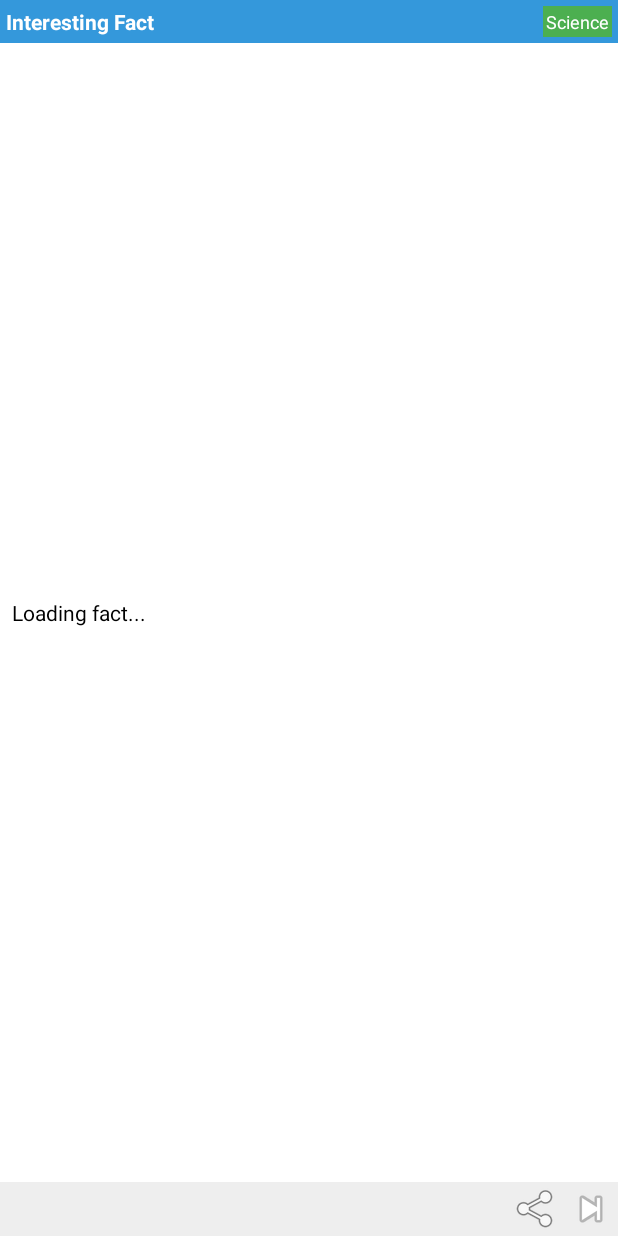
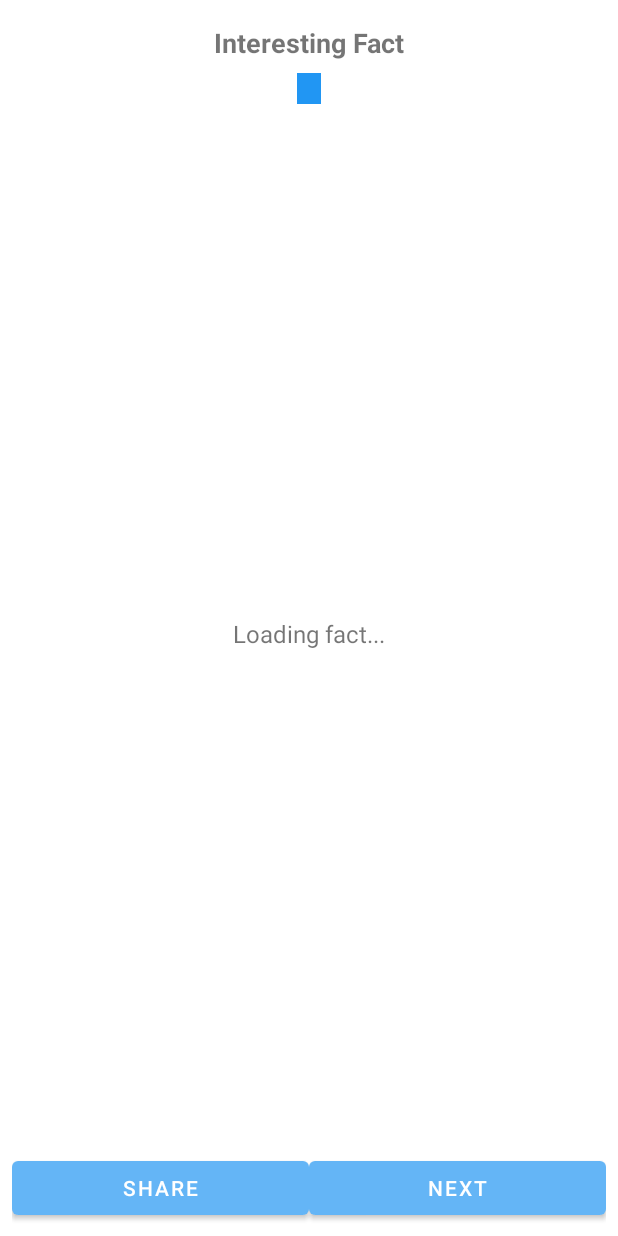
Before and after one commit to kay-kewl/android-research-seminar, an Android app: the layout fact_widget.xml on its own in the app's theme, with its tools: preview values and no code run, on a phone screen of 412 x 824 dp. Run offline under Robolectric (Android 15) with nearby library versions, the phone set to English and light mode, and no system bars.

Commit message:
lab 8 fix

```diff
--- a/app/src/main/res/layout/fact_widget.xml
+++ b/app/src/main/res/layout/fact_widget.xml
@@ -2,71 +2,62 @@
 <LinearLayout xmlns:android="http://schemas.android.com/apk/res/android"
     android:layout_width="match_parent"
     android:layout_height="match_parent"
+    android:background="@android:color/white"
     android:orientation="vertical"
-    android:background="#FFFFFF">
-
-    <LinearLayout
-        android:id="@+id/widget_header"
-        android:layout_width="match_parent"
-        android:layout_height="wrap_content"
-        android:orientation="horizontal"
-        android:gravity="center_vertical"
-        android:background="#3498DB"
-        android:padding="4dp">
+    android:padding="8dp">
 
     <TextView
         android:id="@+id/widget_title"
-            android:layout_width="0dp"
+        android:layout_width="match_parent"
         android:layout_height="wrap_content"
-            android:layout_weight="1"
+        android:gravity="center"
+        android:padding="8dp"
         android:text="@string/widget_title"
-            android:textColor="#FFFFFF"
-            android:textStyle="bold"
-            android:textSize="14sp"/>
+        android:textSize="18sp"
+        android:textStyle="bold" />
 
     <TextView
         android:id="@+id/category_badge"
         android:layout_width="wrap_content"
         android:layout_height="wrap_content"
-            android:text="@string/category_science"
-            android:textColor="#FFFFFF"
-            android:background="@color/science_category"
-            android:padding="2dp"
-            android:textSize="12sp"/>
-    </LinearLayout>
+        android:layout_gravity="center"
+        android:paddingStart="8dp"
+        android:paddingEnd="8dp"
+        android:paddingTop="2dp"
+        android:paddingBottom="2dp"
+        android:layout_marginBottom="8dp"
+        android:background="@color/all_category"
+        android:textColor="@android:color/white"
+        android:textSize="12sp" />
 
     <TextView
         android:id="@+id/fact_text"
         android:layout_width="match_parent"
         android:layout_height="0dp"
         android:layout_weight="1"
+        android:gravity="center"
         android:padding="8dp"
-        android:gravity="center_vertical"
         android:text="@string/loading_fact"
-        android:textColor="#000000"
-        android:textSize="14sp"/>
+        android:textSize="16sp" />
 
     <LinearLayout
         android:layout_width="match_parent"
         android:layout_height="wrap_content"
-        android:orientation="horizontal"
-        android:gravity="end"
-        android:background="#EEEEEE">
+        android:orientation="horizontal">
 
-        <ImageButton
+        <Button
             android:id="@+id/share_button"
-            android:layout_width="36dp"
-            android:layout_height="36dp"
-            android:background="?android:attr/selectableItemBackgroundBorderless"
-            android:src="@android:drawable/ic_menu_share"
-            android:contentDescription="@string/share_fact"/>
+            android:layout_width="0dp"
+            android:layout_height="wrap_content"
+            android:layout_weight="1"
+            android:text="@string/share_fact" />
 
-        <ImageButton
+        <Button
             android:id="@+id/next_button"
-            android:layout_width="36dp"
-            android:layout_height="36dp"
-            android:background="?android:attr/selectableItemBackgroundBorderless"
-            android:src="@android:drawable/ic_media_next"
-            android:contentDescription="@string/next_fact"/>
+            android:layout_width="0dp"
+            android:layout_height="wrap_content"
+            android:layout_weight="1"
+            android:text="@string/next_fact" />
     </LinearLayout>
+
 </LinearLayout>
--- a/app/src/main/res/values/strings.xml
+++ b/app/src/main/res/values/strings.xml
@@ -1,10 +1,10 @@
 <resources>
-    <string name="app_name">My Widget</string>
+    <string name="app_name">Task Manager</string>
 
     <!-- Random Fact Widget Strings -->
     <string name="fact_widget_name">Random Fact</string>
-    <string name="share_fact">Share Fact</string>
-    <string name="next_fact">Next Fact</string>
+    <string name="share_fact">Share</string>
+    <string name="next_fact">Next</string>
     <string name="loading_fact">Loading fact...</string>
     <string name="widget_title">Interesting Fact</string>
     <string name="fact_settings">Fact Settings</string>
```
Lines whose indentation alone changed are shown as unchanged.
